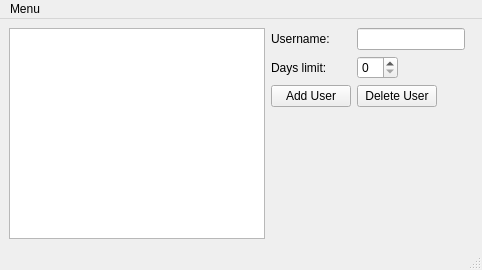
Qt form WGT/mainwindow.ui (gexadax/WGTimeout) before a commit.
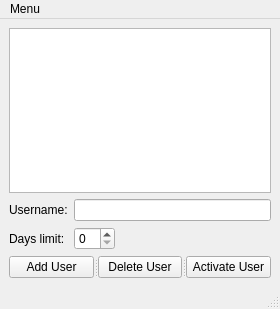
The same form after that commit.

Commit message: Added function to activate disabled users

What changed in the file:
```diff
--- a/WGT/mainwindow.ui
+++ b/WGT/mainwindow.ui
@@ -6,54 +6,64 @@
    <rect>
     <x>0</x>
     <y>0</y>
-    <width>482</width>
-    <height>270</height>
+    <width>280</width>
+    <height>309</height>
    </rect>
   </property>
   <property name="windowTitle">
    <string>WireGuard Timeout</string>
   </property>
   <widget class="QWidget" name="centralwidget">
-   <layout class="QGridLayout" name="gridLayout">
-    <item row="0" column="0">
      <layout class="QGridLayout" name="gridLayout_2">
       <item row="0" column="0">
+     <layout class="QGridLayout" name="gridLayout">
+      <item row="0" column="0" colspan="2">
        <widget class="QListView" name="listViewUsers">
         <property name="sizePolicy">
-         <sizepolicy hsizetype="Fixed" vsizetype="Preferred">
+         <sizepolicy hsizetype="Expanding" vsizetype="Preferred">
           <horstretch>0</horstretch>
           <verstretch>0</verstretch>
          </sizepolicy>
         </property>
        </widget>
       </item>
-      <item row="0" column="1">
-       <layout class="QFormLayout" name="formLayout">
-        <item row="0" column="0">
+      <item row="1" column="0">
          <widget class="QLabel" name="labelUserName">
+        <property name="sizePolicy">
+         <sizepolicy hsizetype="Fixed" vsizetype="Preferred">
+          <horstretch>0</horstretch>
+          <verstretch>0</verstretch>
+         </sizepolicy>
+        </property>
           <property name="text">
            <string>Username:</string>
           </property>
          </widget>
         </item>
-        <item row="0" column="1">
+      <item row="1" column="1">
          <widget class="QLineEdit" name="lineEditAddUser">
           <property name="sizePolicy">
-           <sizepolicy hsizetype="Fixed" vsizetype="Fixed">
+         <sizepolicy hsizetype="Expanding" vsizetype="Fixed">
             <horstretch>0</horstretch>
             <verstretch>0</verstretch>
            </sizepolicy>
           </property>
          </widget>
         </item>
-        <item row="1" column="0">
+      <item row="2" column="0">
          <widget class="QLabel" name="labelLimitDays">
+        <property name="sizePolicy">
+         <sizepolicy hsizetype="Fixed" vsizetype="Preferred">
+          <horstretch>0</horstretch>
+          <verstretch>0</verstretch>
+         </sizepolicy>
+        </property>
           <property name="text">
            <string>Days limit:</string>
           </property>
          </widget>
         </item>
-        <item row="1" column="1">
+      <item row="2" column="1">
          <widget class="QSpinBox" name="spinBoxLimitDays">
           <property name="sizePolicy">
            <sizepolicy hsizetype="Fixed" vsizetype="Fixed">
@@ -63,17 +73,25 @@
           </property>
          </widget>
         </item>
-        <item row="2" column="0">
+      <item row="3" column="0" colspan="2">
+       <widget class="QSplitter" name="splitter">
+        <property name="orientation">
+         <enum>Qt::Horizontal</enum>
+        </property>
          <widget class="QPushButton" name="pushButtonAddUser">
+         <property name="sizePolicy">
+          <sizepolicy hsizetype="Expanding" vsizetype="Fixed">
+           <horstretch>0</horstretch>
+           <verstretch>0</verstretch>
+          </sizepolicy>
+         </property>
           <property name="text">
            <string>Add User</string>
           </property>
          </widget>
-        </item>
-        <item row="2" column="1">
          <widget class="QPushButton" name="pushButtonDeleteUser">
           <property name="sizePolicy">
-           <sizepolicy hsizetype="Fixed" vsizetype="Fixed">
+          <sizepolicy hsizetype="Expanding" vsizetype="Fixed">
             <horstretch>0</horstretch>
             <verstretch>0</verstretch>
            </sizepolicy>
@@ -82,8 +100,18 @@
            <string>Delete User</string>
           </property>
          </widget>
-        </item>
-       </layout>
+        <widget class="QPushButton" name="pushButtonActivateUser">
+         <property name="sizePolicy">
+          <sizepolicy hsizetype="Expanding" vsizetype="Fixed">
+           <horstretch>0</horstretch>
+           <verstretch>0</verstretch>
+          </sizepolicy>
+         </property>
+         <property name="text">
+          <string>Activate User</string>
+         </property>
+        </widget>
+       </widget>
       </item>
      </layout>
     </item>
@@ -94,7 +122,7 @@
     <rect>
      <x>0</x>
      <y>0</y>
-     <width>482</width>
+     <width>280</width>
      <height>21</height>
     </rect>
    </property>
```
Lines whose indentation alone changed are shown as unchanged. The commit also changes 4 other files.
